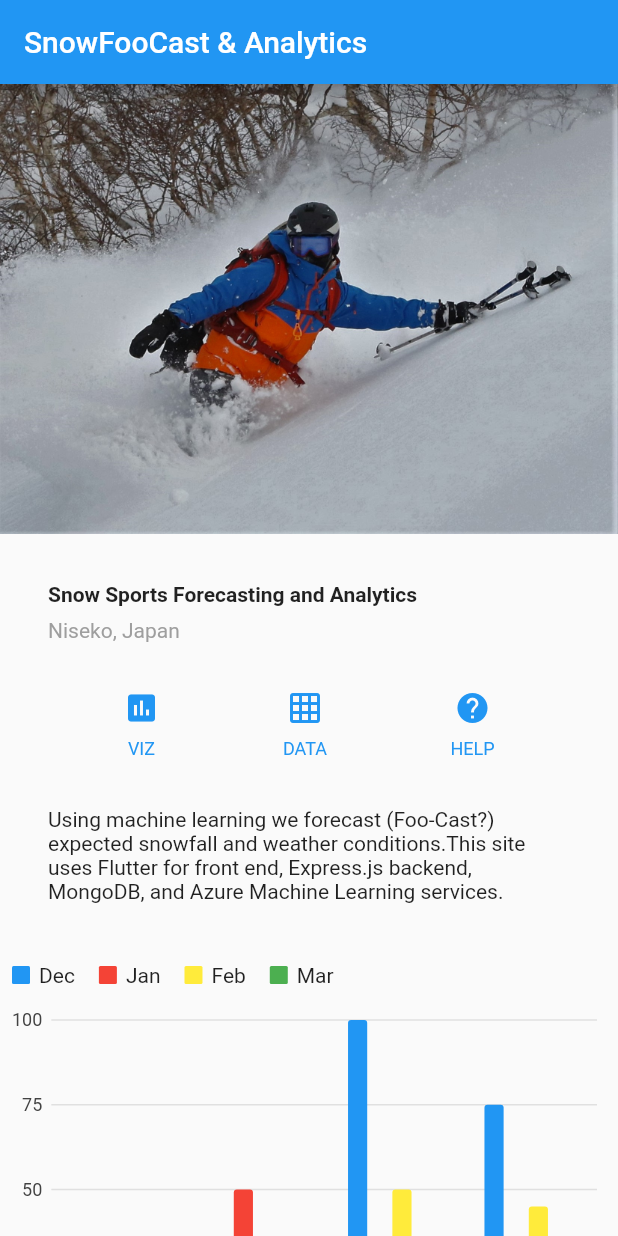
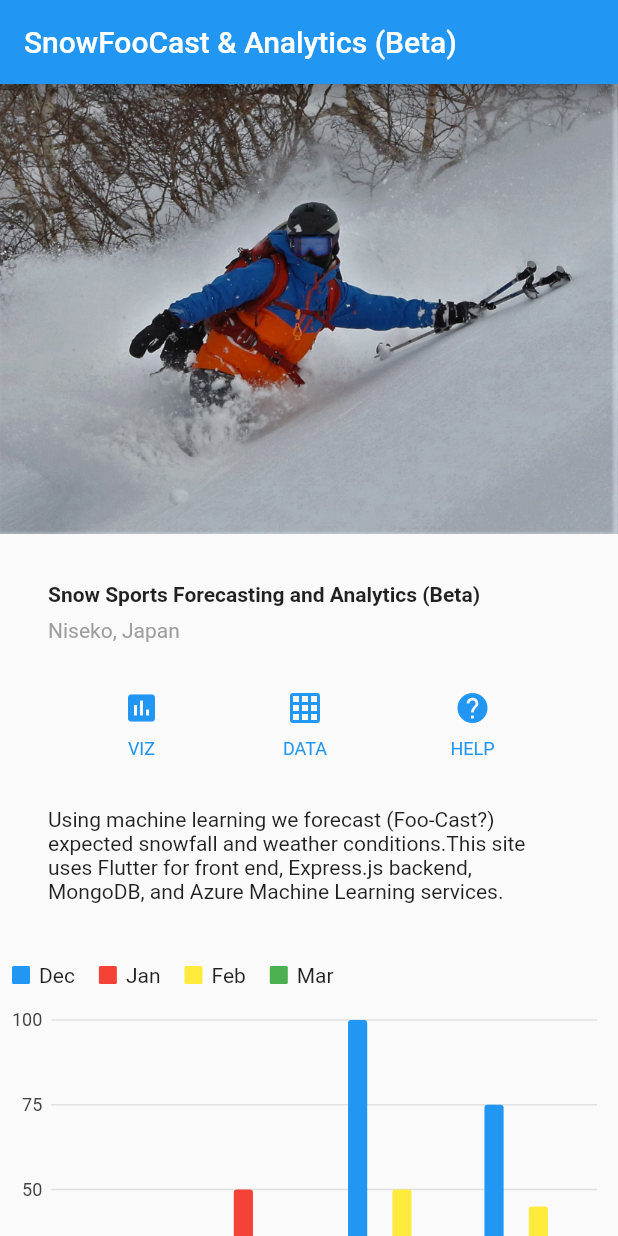
Before and after one commit to dougfoo/snowflutter, a Flutter app: the screen it shows after launch, on a phone screen of 412 x 824 dp. Run offline on Flutter 3.47's test engine with Material 2 defaults, Android fonts, the light colour scheme and no system bars; our stand-ins replace charts_flutter.

Commit message:
added package.json beta tag

```diff
--- a/proj2/lib/main.dart
+++ b/proj2/lib/main.dart
@@ -19,7 +19,7 @@ class MyApp extends StatelessWidget {
                 Container(
                   padding: const EdgeInsets.only(bottom: 8),
                   child: Text(
-                    'Snow Sports Forecasting and Analytics',
+                    'Snow Sports Forecasting and Analytics (Beta)',
                     style: TextStyle(
                       fontWeight: FontWeight.bold,
                     ),
@@ -65,10 +65,10 @@ class MyApp extends StatelessWidget {
     );
 
     return MaterialApp(
-      title: 'SnowFooCast &Analytics',
+      title: 'SnowFooCast & Analytics (Beta)',
       home: Scaffold(
         appBar: AppBar(
-          title: Text('SnowFooCast & Analytics'),
+          title: Text('SnowFooCast & Analytics (Beta)'),
         ),
         body: ListView (
           children: [
```
Also changed, not shown: package.json (added, +26 -0 lines).
